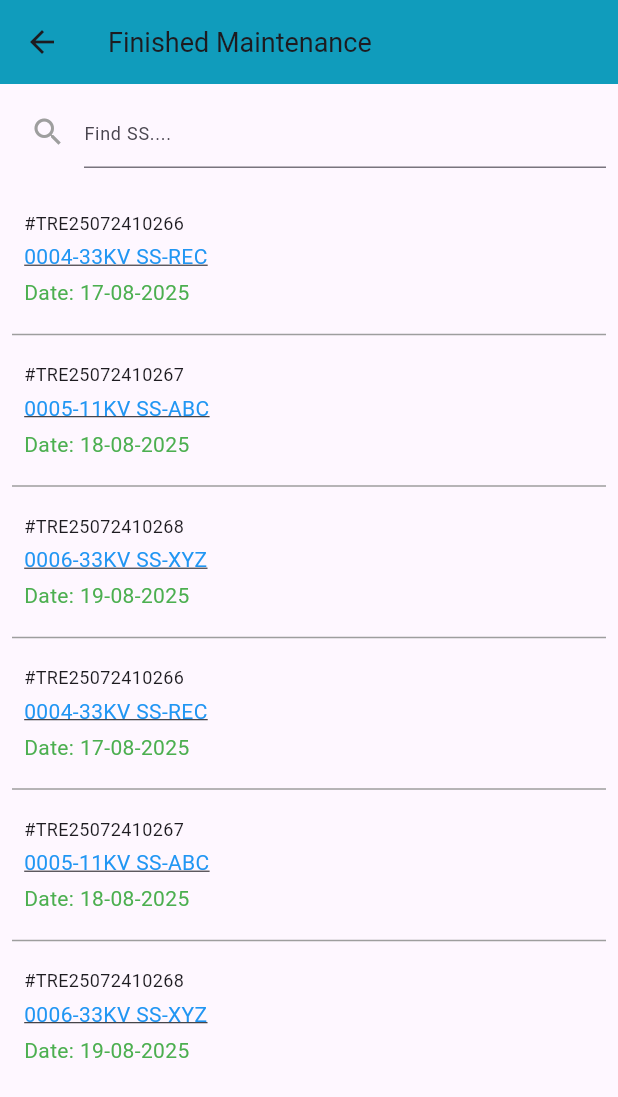
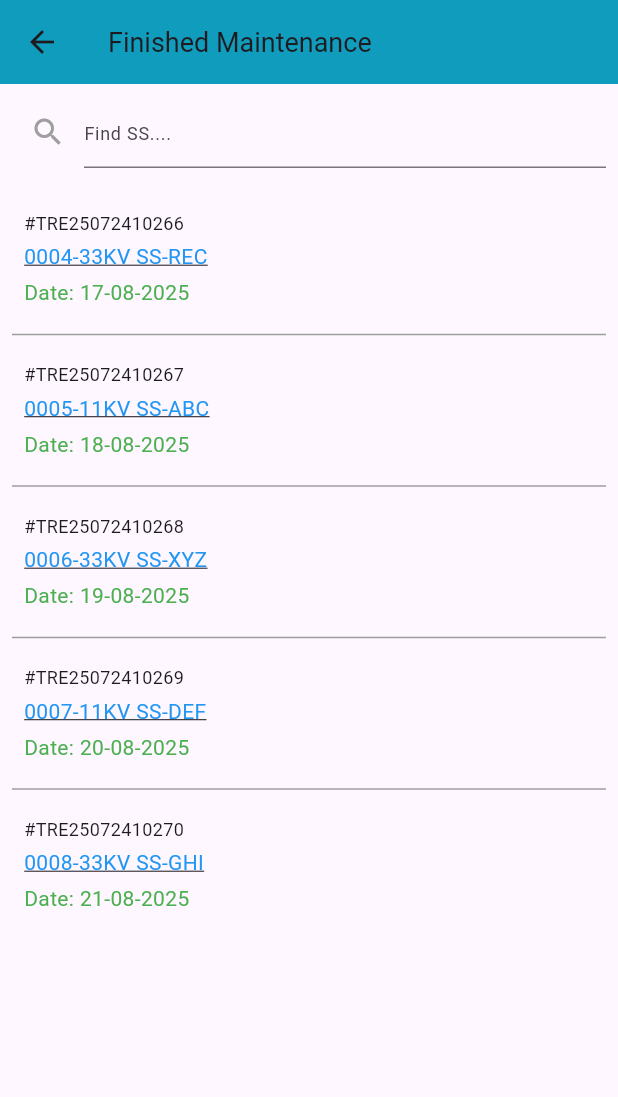
Before and after one commit to UpendarAnalogue/tre_login_periodical_module, a Flutter app: the MaintenanceFinished screen opened directly, on a phone screen of 412 x 824 dp. Shown: the top 1097 px of the screen. Run offline on Flutter 3.47's test engine with Material 3 defaults, Android fonts, the phone set to English and light mode, and no system bars; our stand-ins replace dropdown_button2.

Commit message:
search functionaly completed

```diff
--- a/lib/Tre login - periodical module/maintenance_finished.dart
+++ b/lib/Tre login - periodical module/maintenance_finished.dart
@@ -15,13 +15,22 @@ class _MaintenanceFinishedState extends State<MaintenanceFinished> {
     {"id": "#TRE25072410266", "name": "0004-33KV SS-REC", "date": "17-08-2025"},
     {"id": "#TRE25072410267", "name": "0005-11KV SS-ABC", "date": "18-08-2025"},
     {"id": "#TRE25072410268", "name": "0006-33KV SS-XYZ", "date": "19-08-2025"},
-      {"id": "#TRE25072410266", "name": "0004-33KV SS-REC", "date": "17-08-2025"},
-    {"id": "#TRE25072410267", "name": "0005-11KV SS-ABC", "date": "18-08-2025"},
-    {"id": "#TRE25072410268", "name": "0006-33KV SS-XYZ", "date": "19-08-2025"},
+    {"id": "#TRE25072410269", "name": "0007-11KV SS-DEF", "date": "20-08-2025"},
+    {"id": "#TRE25072410270", "name": "0008-33KV SS-GHI", "date": "21-08-2025"},
   ];
+
+  String searchQuery = "";
 
   @override
   Widget build(BuildContext context) {
+    // 🔍 Filtered list based on search
+    final filteredList = finishedList
+        .where(
+          (item) =>
+              item["name"]!.toLowerCase().contains(searchQuery.toLowerCase()),
+        )
+        .toList();
+
     return Scaffold(
       appBar: AppBar(
         leading: IconButton(
@@ -58,6 +67,11 @@ class _MaintenanceFinishedState extends State<MaintenanceFinished> {
                   ),
                   Expanded(
                     child: TextField(
+                      onChanged: (value) {
+                        setState(() {
+                          searchQuery = value;
+                        });
+                      },
                       decoration: const InputDecoration(
                         hintText: "Find SS....",
                         hintStyle: TextStyle(fontSize: 12),
@@ -73,10 +87,18 @@ class _MaintenanceFinishedState extends State<MaintenanceFinished> {
 
               const SizedBox(height: 20),
 
-              // 🔹 Finished list with dividers
+              // 🔹 Finished list with dividers (filtered)
+              if (filteredList.isEmpty)
+                const Center(
+                  child: Text(
+                    "No results found",
+                    style: TextStyle(color: Colors.red, fontSize: 14),
+                  ),
+                )
+              else
                 Column(
                   crossAxisAlignment: CrossAxisAlignment.start,
-                children: List.generate(finishedList.length * 2 - 1, (index) {
+                  children: List.generate(filteredList.length * 2 - 1, (index) {
                     if (index.isOdd) {
                       return const Divider(
                         thickness: 1,
@@ -86,7 +108,7 @@ class _MaintenanceFinishedState extends State<MaintenanceFinished> {
                     }
 
                     final itemIndex = index ~/ 2;
-                  final item = finishedList[itemIndex];
+                    final item = filteredList[itemIndex];
 
                     return InkWell(
                       onTap: () {
@@ -102,7 +124,10 @@ class _MaintenanceFinishedState extends State<MaintenanceFinished> {
                         child: Column(
                           crossAxisAlignment: CrossAxisAlignment.start,
                           children: [
-                          Text(item["id"]!, style: const TextStyle(fontSize: 12)),
+                            Text(
+                              item["id"]!,
+                              style: const TextStyle(fontSize: 12),
+                            ),
                             const SizedBox(height: 4),
                             Text(
                               item["name"]!,
```
Also changed, not shown: lib/Tre login - periodical module/p_inspection.dart (+22 -10 lines), lib/Tre login - periodical module/pending_maintenece.dart (+62 -0 lines). Lines whose indentation alone changed are shown as unchanged.
